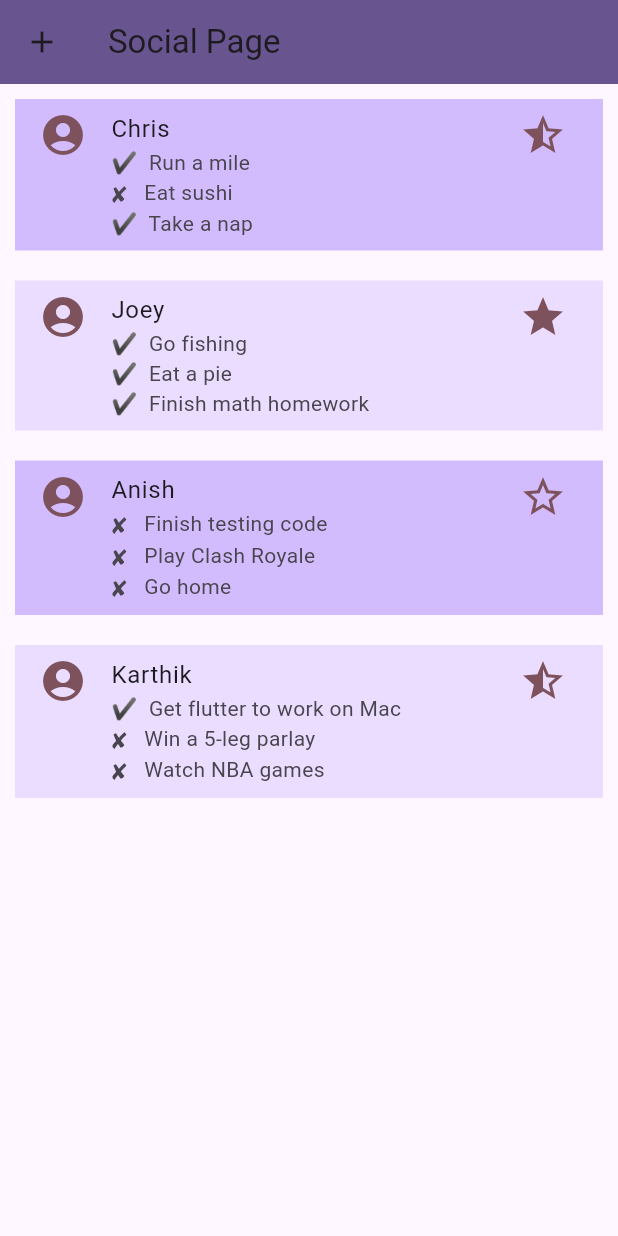
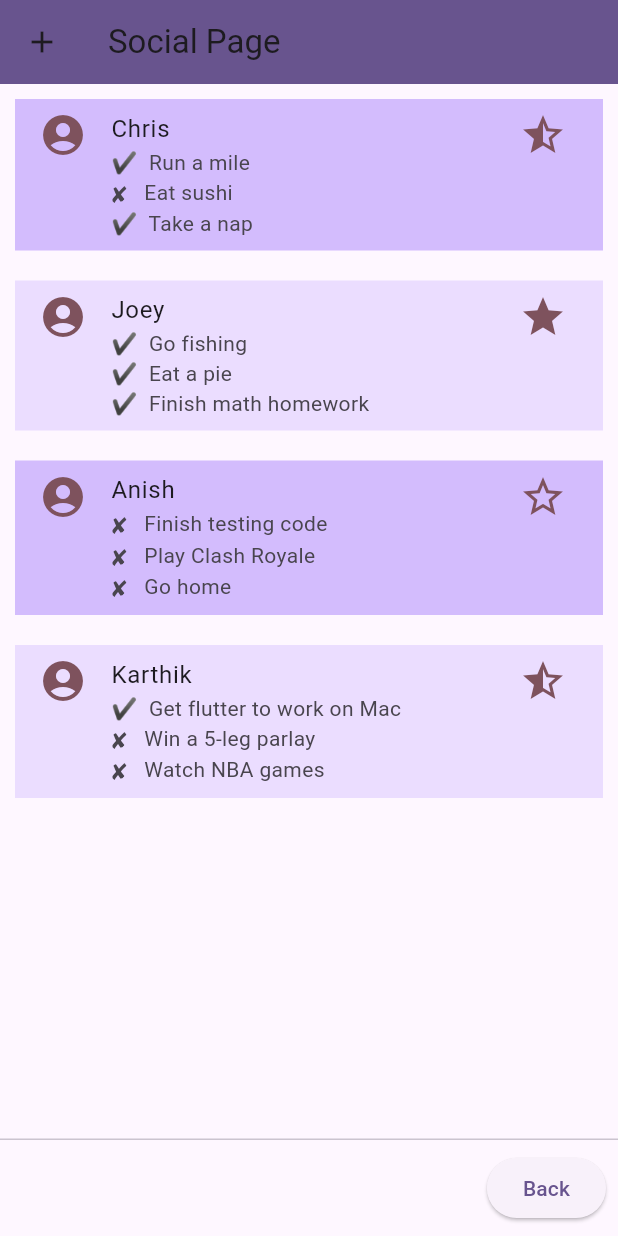
Before and after one commit to giuseppeb-816/check_it, a Flutter app: the SocialPageWidget screen opened directly, on a phone screen of 412 x 824 dp. Run offline on Flutter 3.47's test engine with Material 2 defaults, Android fonts, the phone set to English and light mode, and no system bars; our stand-ins replace firebase_auth, firebase_core; accounts and stored records are empty.

Commit message:
Added back button

```diff
--- a/lib/pages/SocialPage.dart
+++ b/lib/pages/SocialPage.dart
@@ -94,7 +94,13 @@ class _SocialPageWidgetState extends State<SocialPageWidget> {
               );
             }
         ),
-      )
+      ),
+      persistentFooterButtons: [
+        ElevatedButton(onPressed: ()
+        {
+          Navigator.of(context).pop();
+        }, child: Text("Back")),
+      ],
     );
   }
 }
```
